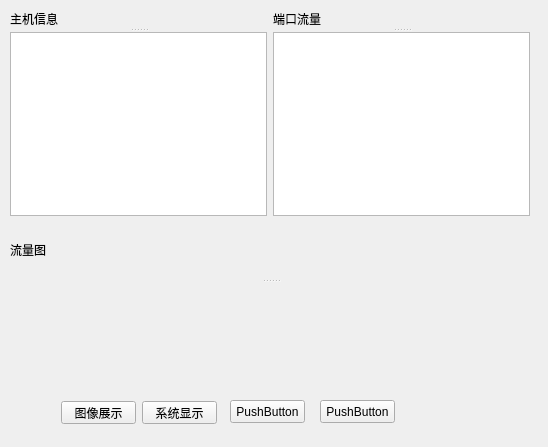
First picture: the form in qt_2.ui, repository 2001hhhu/Ptms, before the edit.
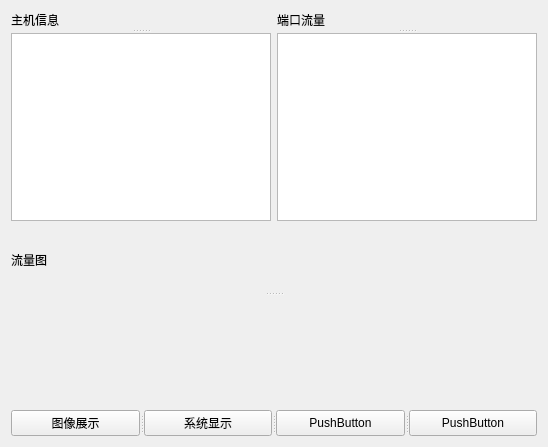
Second picture: the form after the edit. Custom widgets are drawn as their Qt base class.

Patch:
```diff
--- a/qt_2.ui
+++ b/qt_2.ui
@@ -13,86 +13,8 @@
   <property name="windowTitle">
    <string>Form</string>
   </property>
-  <widget class="QPushButton" name="button3">
-   <property name="geometry">
-    <rect>
-     <x>230</x>
-     <y>400</y>
-     <width>75</width>
-     <height>23</height>
-    </rect>
-   </property>
-   <property name="text">
-    <string>PushButton</string>
-   </property>
-  </widget>
-  <widget class="QPushButton" name="button4">
-   <property name="geometry">
-    <rect>
-     <x>320</x>
-     <y>400</y>
-     <width>75</width>
-     <height>23</height>
-    </rect>
-   </property>
-   <property name="text">
-    <string>PushButton</string>
-   </property>
-  </widget>
-  <widget class="QSplitter" name="splitter_2">
-   <property name="geometry">
-    <rect>
-     <x>10</x>
-     <y>220</y>
-     <width>521</width>
-     <height>161</height>
-    </rect>
-   </property>
-   <property name="orientation">
-    <enum>Qt::Vertical</enum>
-   </property>
-   <widget class="QLabel" name="label_2">
-    <property name="text">
-     <string>流量图</string>
-    </property>
-   </widget>
-   <widget class="MplWidget2" name="asss" native="true"/>
-  </widget>
-  <widget class="QPushButton" name="button1">
-   <property name="geometry">
-    <rect>
-     <x>61</x>
-     <y>401</y>
-     <width>75</width>
-     <height>23</height>
-    </rect>
-   </property>
-   <property name="text">
-    <string>图像展示</string>
-   </property>
-  </widget>
-  <widget class="QPushButton" name="button2">
-   <property name="geometry">
-    <rect>
-     <x>142</x>
-     <y>401</y>
-     <width>75</width>
-     <height>23</height>
-    </rect>
-   </property>
-   <property name="text">
-    <string>系统显示</string>
-   </property>
-  </widget>
-  <widget class="QWidget" name="">
-   <property name="geometry">
-    <rect>
-     <x>10</x>
-     <y>10</y>
-     <width>520</width>
-     <height>206</height>
-    </rect>
-   </property>
+  <layout class="QVBoxLayout" name="verticalLayout">
+   <item>
    <layout class="QHBoxLayout" name="horizontalLayout">
     <item>
      <widget class="QSplitter" name="splitter">
@@ -121,7 +43,48 @@
      </widget>
     </item>
    </layout>
-  </widget>
+   </item>
+   <item>
+    <widget class="QSplitter" name="splitter_2">
+     <property name="orientation">
+      <enum>Qt::Vertical</enum>
+     </property>
+     <widget class="QLabel" name="label_2">
+      <property name="text">
+       <string>流量图</string>
+      </property>
+     </widget>
+     <widget class="MplWidget2" name="asss" native="true"/>
+    </widget>
+   </item>
+   <item>
+    <widget class="QSplitter" name="splitter_4">
+     <property name="orientation">
+      <enum>Qt::Horizontal</enum>
+     </property>
+     <widget class="QPushButton" name="button1">
+      <property name="text">
+       <string>图像展示</string>
+      </property>
+     </widget>
+     <widget class="QPushButton" name="button2">
+      <property name="text">
+       <string>系统显示</string>
+      </property>
+     </widget>
+     <widget class="QPushButton" name="button3">
+      <property name="text">
+       <string>PushButton</string>
+      </property>
+     </widget>
+     <widget class="QPushButton" name="button4">
+      <property name="text">
+       <string>PushButton</string>
+      </property>
+     </widget>
+    </widget>
+   </item>
+  </layout>
  </widget>
  <customwidgets>
   <customwidget>
```
Lines whose indentation alone changed are shown as unchanged.
